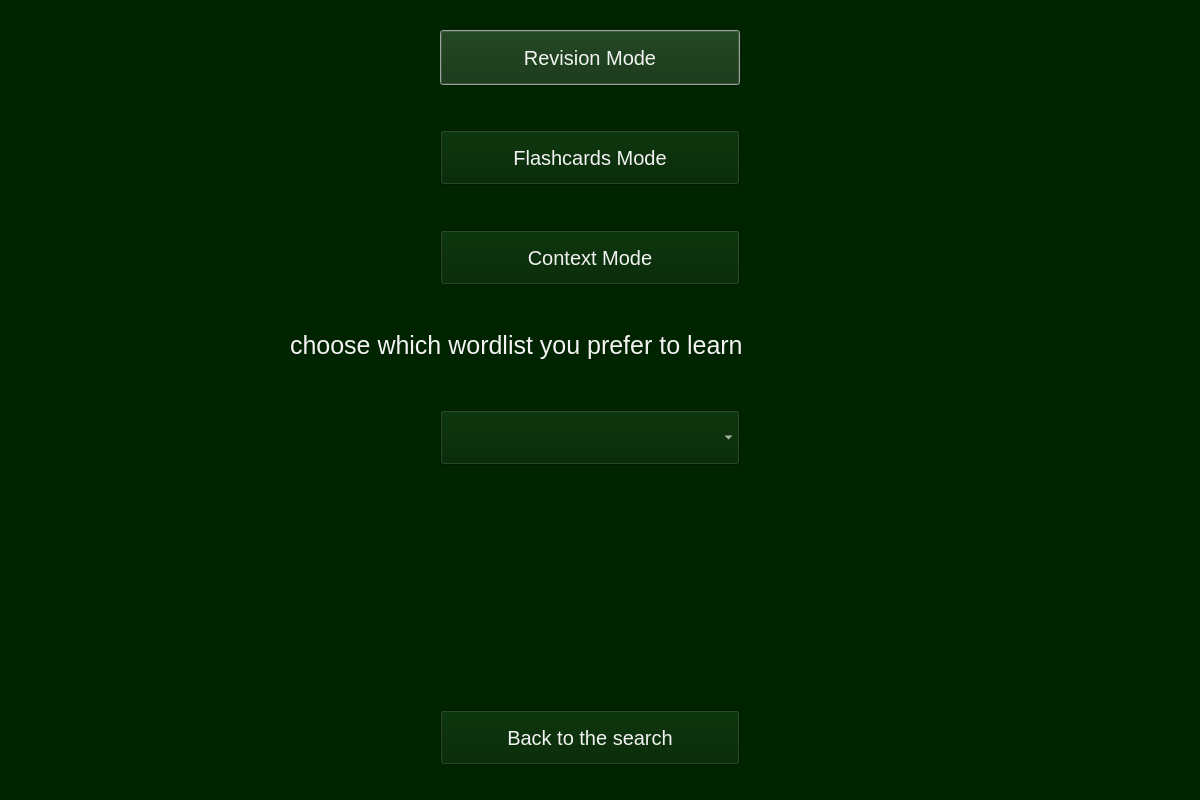
This is WindowsGraphics/ExerciserWindow.ui in Skripkon/App-for-learning-English-LANGOD as Qt 5 draws it before an edit. The edited form follows.
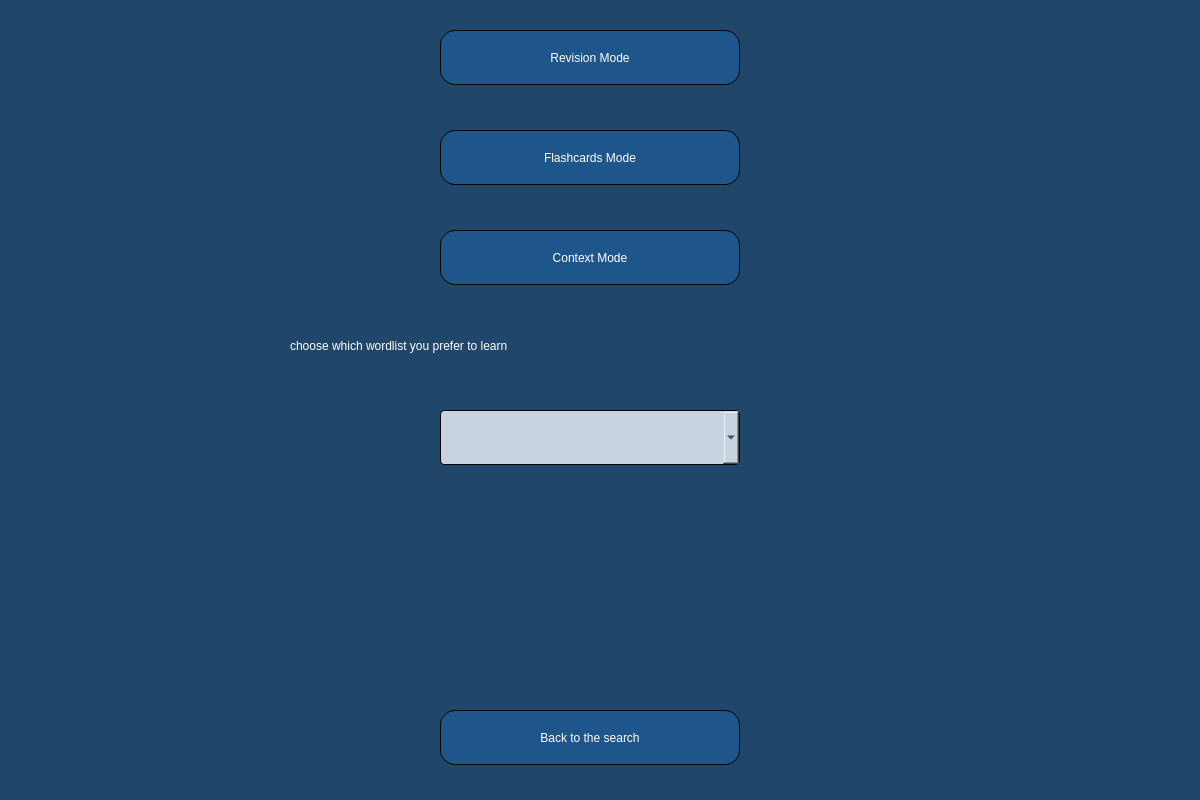
This is the edited form.

The edit to the form file:
```diff
--- a/WindowsGraphics/ExerciserWindow.ui
+++ b/WindowsGraphics/ExerciserWindow.ui
@@ -14,7 +14,7 @@
    <string>Dialog</string>
   </property>
   <property name="styleSheet">
-   <string notr="true">background-color: rgb(0, 36, 0);
+   <string notr="true">background-color: rgb(32, 71, 105);
 border-color: rgb(255, 255, 255);</string>
   </property>
   <widget class="QPushButton" name="revision_mode_button">
@@ -27,11 +27,15 @@
     </rect>
    </property>
    <property name="styleSheet">
-    <string notr="true">color:rgb(255, 0, 255);
-font-size:15pt; 
-color:rgb(243, 243, 243);
+    <string notr="true">background-color:rgb(30, 85, 138);
+font: 19pt &quot;Yrsa&quot;;
+color:white;
 selection-background-color: rgb(255, 255, 255);
-</string>
+border-style: outset;
+border-width: 1px;
+border-radius: 15px;
+border-color: black;
+padding: 4px;</string>
    </property>
    <property name="text">
     <string>Revision Mode</string>
@@ -47,11 +51,15 @@
     </rect>
    </property>
    <property name="styleSheet">
-    <string notr="true">color:rgb(255, 0, 255);
-font-size:15pt; 
-color:rgb(243, 243, 243);
+    <string notr="true">background-color:rgb(30, 85, 138);
+font: 19pt &quot;Yrsa&quot;;
+color:white;
 selection-background-color: rgb(255, 255, 255);
-</string>
+border-style: outset;
+border-width: 1px;
+border-radius: 15px;
+border-color: black;
+padding: 4px;</string>
    </property>
    <property name="text">
     <string>Flashcards Mode</string>
@@ -67,11 +75,15 @@
     </rect>
    </property>
    <property name="styleSheet">
-    <string notr="true">color:rgb(255, 0, 255);
-font-size:15pt; 
-color:rgb(243, 243, 243);
+    <string notr="true">background-color:rgb(30, 85, 138);
+font: 19pt &quot;Yrsa&quot;;
+color:white;
 selection-background-color: rgb(255, 255, 255);
-</string>
+border-style: outset;
+border-width: 1px;
+border-radius: 15px;
+border-color: black;
+padding: 4px;</string>
    </property>
    <property name="text">
     <string>Context Mode</string>
@@ -87,11 +99,15 @@
     </rect>
    </property>
    <property name="styleSheet">
-    <string notr="true">color:rgb(255, 0, 255);
-font-size:15pt; 
-color:rgb(243, 243, 243);
+    <string notr="true">background-color:rgb(30, 85, 138);
+font: 19pt &quot;Yrsa&quot;;
+color:white;
 selection-background-color: rgb(255, 255, 255);
-</string>
+border-style: outset;
+border-width: 1px;
+border-radius: 15px;
+border-color: black;
+padding: 4px;</string>
    </property>
    <property name="text">
     <string>Back to the search</string>
@@ -107,10 +123,17 @@
     </rect>
    </property>
    <property name="styleSheet">
-    <string notr="true">font-size:15pt; 
-selection-background-color: rgb(0,179,60);
+    <string notr="true">background-color:rgb(200, 211, 223);
+font: 19pt &quot;Yrsa&quot;;
+color:rgb(0, 0, 0);
+selection-background-color: rgb(30, 85, 138);
+border-style: outset;
+border-width: 1px;
+border-radius: 4px;
+border-color: black;
+padding: 2px;
 combobox-popup: 0;
-color: rgb(255, 255, 255);</string>
+</string>
    </property>
   </widget>
   <widget class="QLabel" name="info_text">
@@ -118,16 +141,13 @@
     <rect>
      <x>290</x>
      <y>310</y>
-     <width>601</width>
+     <width>681</width>
      <height>71</height>
     </rect>
    </property>
    <property name="styleSheet">
-    <string notr="true">color:rgb(255, 0, 255);
-font-size:19pt; 
-color:rgb(243, 243, 243);
-selection-background-color: rgb(255, 255, 255);
-</string>
+    <string notr="true">color: rgb(255, 255, 255);
+font: 25pt &quot;Yrsa&quot;;</string>
    </property>
    <property name="text">
     <string>choose which wordlist you prefer to learn</string>
```
